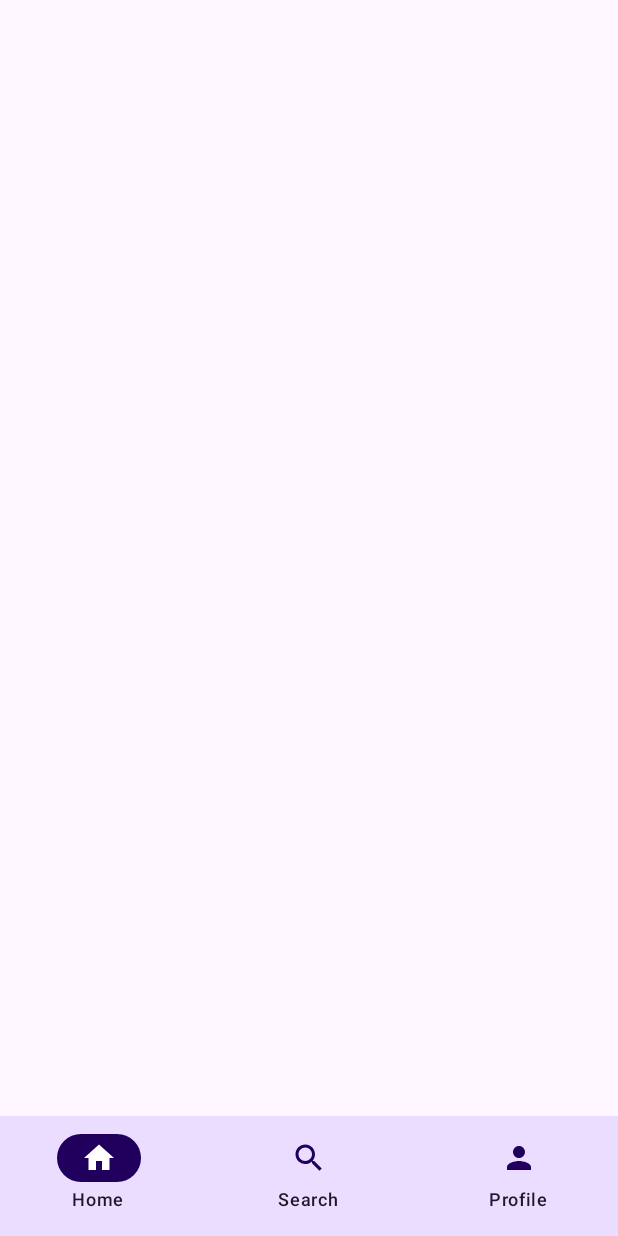
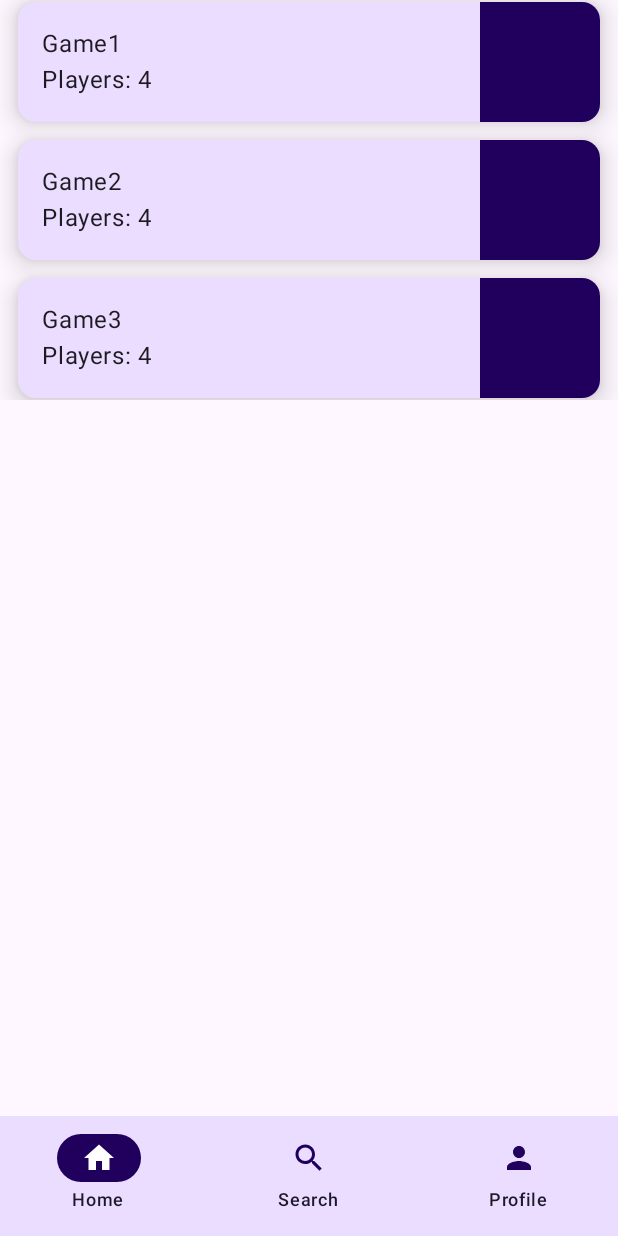
Before and after one commit to SaltyPineapple/Material3Testing, an Android app built with Jetpack Compose: the screen it shows after launch (MainActivity), on a phone screen of 412 x 824 dp. Run offline under Robolectric (Android 15) with nearby library versions, the phone set to English and light mode, and no system bars.

Commit message:
Add game cards

```diff
--- a/app/src/main/java/com/learn/material3testing/Material3TestingApp.kt
+++ b/app/src/main/java/com/learn/material3testing/Material3TestingApp.kt
@@ -3,11 +3,9 @@ package com.learn.material3testing
 import androidx.compose.foundation.layout.padding
 import androidx.compose.material3.*
 import androidx.compose.runtime.Composable
-import androidx.compose.runtime.ComposableTargetMarker
 import androidx.compose.ui.Modifier
 import androidx.compose.ui.text.font.FontWeight
 import androidx.compose.ui.tooling.preview.Preview
-import androidx.navigation.NavController
 import androidx.navigation.NavHostController
 import androidx.navigation.compose.NavHost
 import androidx.navigation.compose.composable
@@ -17,13 +15,15 @@ import com.learn.material3testing.ui.components.HomeScreen
 import com.learn.material3testing.ui.components.NavBarItems
 import com.learn.material3testing.ui.components.ProfileScreen
 import com.learn.material3testing.ui.components.SearchScreen
+import com.learn.material3testing.ui.screens.Home
+import com.learn.material3testing.ui.screens.Profile
+import com.learn.material3testing.ui.screens.Search
 import com.learn.material3testing.ui.theme.Material3TestingTheme
 
 @Composable
 fun Material3TestingApp() {
     val navController = rememberNavController()
     val backStackEntry = navController.currentBackStackEntryAsState()
-    Material3TestingTheme {
     Scaffold(
         bottomBar = {
             NavigationBar(containerColor = MaterialTheme.colorScheme.primaryContainer){
@@ -58,30 +58,39 @@ fun Material3TestingApp() {
         NavGraph(modifier = Modifier.padding(padding), navController = navController)
     }
 }
-}
 
 @Composable
 private fun NavGraph(
     modifier: Modifier = Modifier,
-    navController: NavHostController = rememberNavController(),
+    navController: NavHostController,
     startDestination: String = HomeScreen.route,
 ){
     NavHost(navController = navController, startDestination = startDestination){
         composable(route = HomeScreen.route){
-            HomeScreen.screen
+            Home()
         }
         composable(route = SearchScreen.route){
-            SearchScreen.screen
+            Search()
         }
         composable(route = ProfileScreen.route){
-            ProfileScreen.screen
+            Profile()
         }
     }
 }
 
 
-@Preview
+@Preview("Lightmode", backgroundColor = 0xFFF1EFEF)
 @Composable
-fun Material3TestingAppPreview(){
+fun Material3TestingAppPreviewLight(){
+    Material3TestingTheme(darkTheme = false) {
         Material3TestingApp()
     }
+}
+
+@Preview("Darkmode", backgroundColor = 0xFF3F3E3E)
+@Composable
+fun Material3TestingAppPreviewDark(){
+    Material3TestingTheme(darkTheme = true) {
+        Material3TestingApp()
+    }
+}
--- /dev/null
+++ b/app/src/main/java/com/learn/material3testing/ui/components/GameCard.kt
@@ -0,0 +1,102 @@
+package com.learn.material3testing.ui.components
+
+import android.widget.Toast
+import androidx.compose.foundation.background
+import androidx.compose.foundation.layout.Arrangement
+import androidx.compose.foundation.layout.Box
+import androidx.compose.foundation.layout.Column
+import androidx.compose.foundation.layout.PaddingValues
+import androidx.compose.foundation.layout.Row
+import androidx.compose.foundation.layout.fillMaxHeight
+import androidx.compose.foundation.layout.padding
+import androidx.compose.foundation.layout.size
+import androidx.compose.foundation.layout.width
+import androidx.compose.foundation.lazy.grid.GridCells
+import androidx.compose.foundation.lazy.grid.LazyVerticalGrid
+import androidx.compose.material3.Card
+import androidx.compose.material3.CardDefaults
+import androidx.compose.material3.ExperimentalMaterial3Api
+import androidx.compose.material3.MaterialTheme
+import androidx.compose.material3.Text
+import androidx.compose.runtime.Composable
+import androidx.compose.ui.Modifier
+import androidx.compose.ui.graphics.vector.ImageVector
+import androidx.compose.ui.platform.LocalContext
+import androidx.compose.ui.tooling.preview.Preview
+import androidx.compose.ui.unit.dp
+import com.learn.material3testing.ui.components.data.Game
+import com.learn.material3testing.ui.components.data.GameGrabber
+import com.learn.material3testing.ui.components.data.games
+import com.learn.material3testing.ui.theme.Material3TestingTheme
+
+@OptIn(ExperimentalMaterial3Api::class)
+@Composable
+fun GameCard(gameId: Int){
+    val currentGame = GameGrabber().GetGame(gameId)
+    val context = LocalContext.current
+    Card(
+        onClick = { Toast.makeText(context, currentGame.name, Toast.LENGTH_SHORT).show() },
+        modifier = Modifier.size(width = 280.dp, height = 80.dp),
+        elevation = CardDefaults.cardElevation(
+            defaultElevation = 10.dp
+        ),
+    ) {
+        Row(modifier = Modifier.background(color = MaterialTheme.colorScheme.primaryContainer)) {
+            Column(modifier = Modifier
+                .padding(16.dp)
+                .weight(1f)) {
+                Text(text = currentGame.name)
+                Text(text = "Players: " + currentGame.players.toString())
+            }
+            Box(
+                modifier = Modifier
+                    .width(80.dp)
+                    .fillMaxHeight()
+                    .background(color = MaterialTheme.colorScheme.onPrimaryContainer)
+            )
+        }
+    }
+}
+
+@Composable
+fun GameCards(gameCollection: List<Game>){
+    LazyVerticalGrid(
+        columns = GridCells.Fixed(1),
+        contentPadding = PaddingValues(horizontal = 12.dp, vertical = 1.dp),
+        verticalArrangement = Arrangement.spacedBy(12.dp),
+    ){
+        items(gameCollection.size) { index -> GameCard(gameCollection[index].id)}
+    }
+}
+
+@Preview
+@Composable
+fun DarkGameCardPreview(){
+    Material3TestingTheme(darkTheme = true) {
+        GameCard(1)
+    }
+}
+
+@Preview
+@Composable
+fun LightGameCardPreview(){
+    Material3TestingTheme(darkTheme = false) {
+        GameCard(1)
+    }
+}
+
+@Preview(name = "Dark theme Card List", backgroundColor = 0xFF555454)
+@Composable
+fun DarkGameCardsPreview(){
+    Material3TestingTheme(darkTheme = true) {
+        GameCards(games)
+    }
+}
+
+@Preview(name = "Light theme Card List", backgroundColor = 0xFFE4E3E3)
+@Composable
+fun LightGameCardsPreview(){
+    Material3TestingTheme(darkTheme = false) {
+        GameCards(games)
+    }
+}
--- /dev/null
+++ b/app/src/main/java/com/learn/material3testing/ui/components/data/Game.kt
@@ -0,0 +1,49 @@
+package com.learn.material3testing.ui.components.data
+
+import androidx.compose.ui.graphics.vector.ImageVector
+
+interface Game {
+    val id: Int
+    val name: String
+    val players: Int
+    val imageIcon: ImageVector
+}
+
+// FAKE DATA BELOW
+
+val games = listOf(
+    FakeGame1,FakeGame2,FakeGame3
+)
+
+object FakeGame1 : Game {
+    override val id: Int
+        get() = 0
+    override val name: String
+        get() = "Game1"
+    override val players: Int
+        get() = 4
+    override val imageIcon: ImageVector
+        get() = TODO("Not yet implemented")
+}
+
+object FakeGame2 : Game {
+    override val id: Int
+        get() = 1
+    override val name: String
+        get() = "Game2"
+    override val players: Int
+        get() = 4
+    override val imageIcon: ImageVector
+        get() = TODO("Not yet implemented")
+}
+
+object FakeGame3 : Game {
+    override val id: Int
+        get() = 2
+    override val name: String
+        get() = "Game3"
+    override val players: Int
+        get() = 4
+    override val imageIcon: ImageVector
+        get() = TODO("Not yet implemented")
+}
--- /dev/null
+++ b/app/src/main/java/com/learn/material3testing/ui/components/data/GameGrabber.kt
@@ -0,0 +1,7 @@
+package com.learn.material3testing.ui.components.data
+
+class GameGrabber {
+    fun GetGame(id: Int) : Game{
+        return(games.first { it.id == id })
+    }
+}
--- a/app/src/main/java/com/learn/material3testing/ui/screens/Screens.kt
+++ b/app/src/main/java/com/learn/material3testing/ui/screens/Screens.kt
@@ -2,10 +2,12 @@ package com.learn.material3testing.ui.screens
 
 import androidx.compose.material3.Text
 import androidx.compose.runtime.Composable
+import com.learn.material3testing.ui.components.GameCards
+import com.learn.material3testing.ui.components.data.games
 
 @Composable
 fun Home(){
-    Text(text = "Hello Home!")
+    GameCards(gameCollection = games)
 }
 
 @Composable
```
Also changed, not shown: app/src/main/java/com/learn/material3testing/MainActivity.kt (+3 -24 lines). Lines whose indentation alone changed are shown as unchanged.
